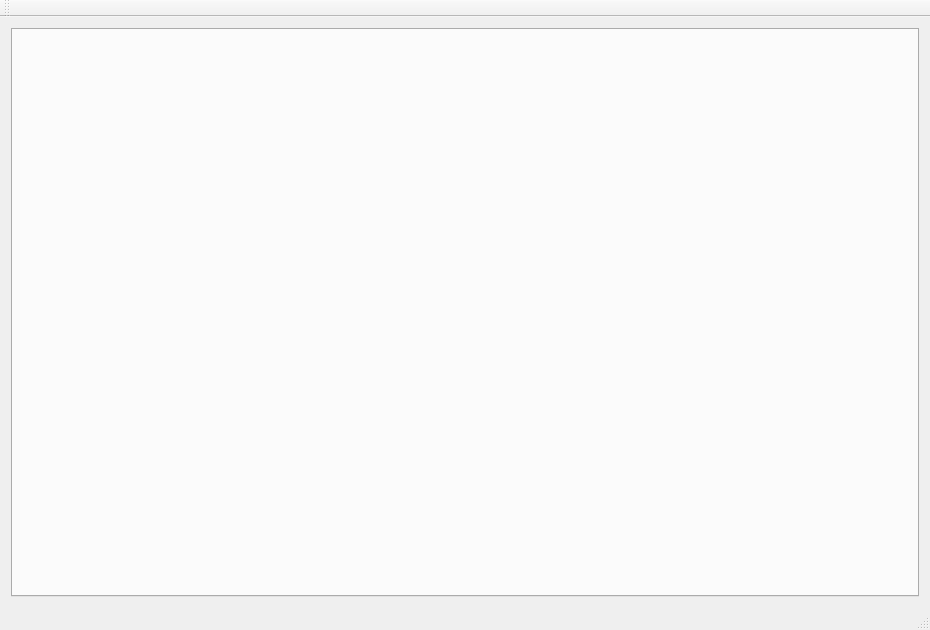
The window that mainwindow.ui (hump-dump/FIDLEditor) describes before a commit, drawn with Qt 5.
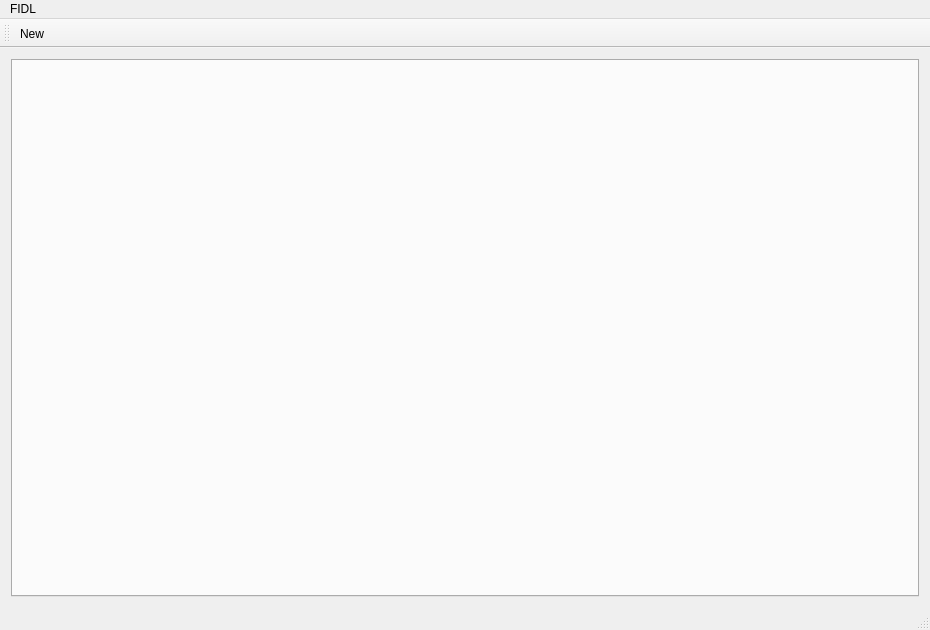
The same window after the commit.

What changed in the file:
```diff
--- a/mainwindow.ui
+++ b/mainwindow.ui
@@ -33,6 +33,13 @@
      <height>21</height>
     </rect>
    </property>
+   <widget class="QMenu" name="menuFIDL">
+    <property name="title">
+     <string>FIDL</string>
+    </property>
+    <addaction name="actionNewFIDL"/>
+   </widget>
+   <addaction name="menuFIDL"/>
   </widget>
   <widget class="QToolBar" name="mainToolBar">
    <attribute name="toolBarArea">
@@ -41,8 +48,20 @@
    <attribute name="toolBarBreak">
     <bool>false</bool>
    </attribute>
+   <addaction name="actionNewFIDL"/>
   </widget>
   <widget class="QStatusBar" name="statusBar"/>
+  <action name="actionNewFIDL">
+   <property name="text">
+    <string>New</string>
+   </property>
+   <property name="toolTip">
+    <string>Create new FIDL file</string>
+   </property>
+   <property name="shortcut">
+    <string>Ctrl+N</string>
+   </property>
+  </action>
  </widget>
  <layoutdefault spacing="6" margin="11"/>
  <resources/>
```
